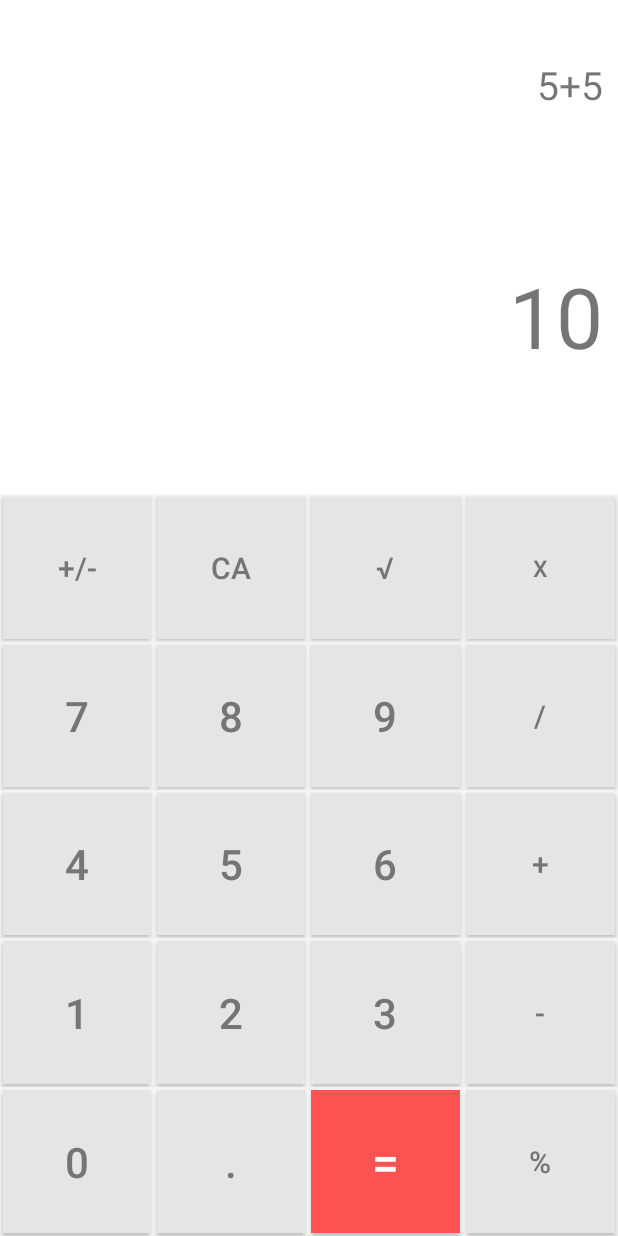
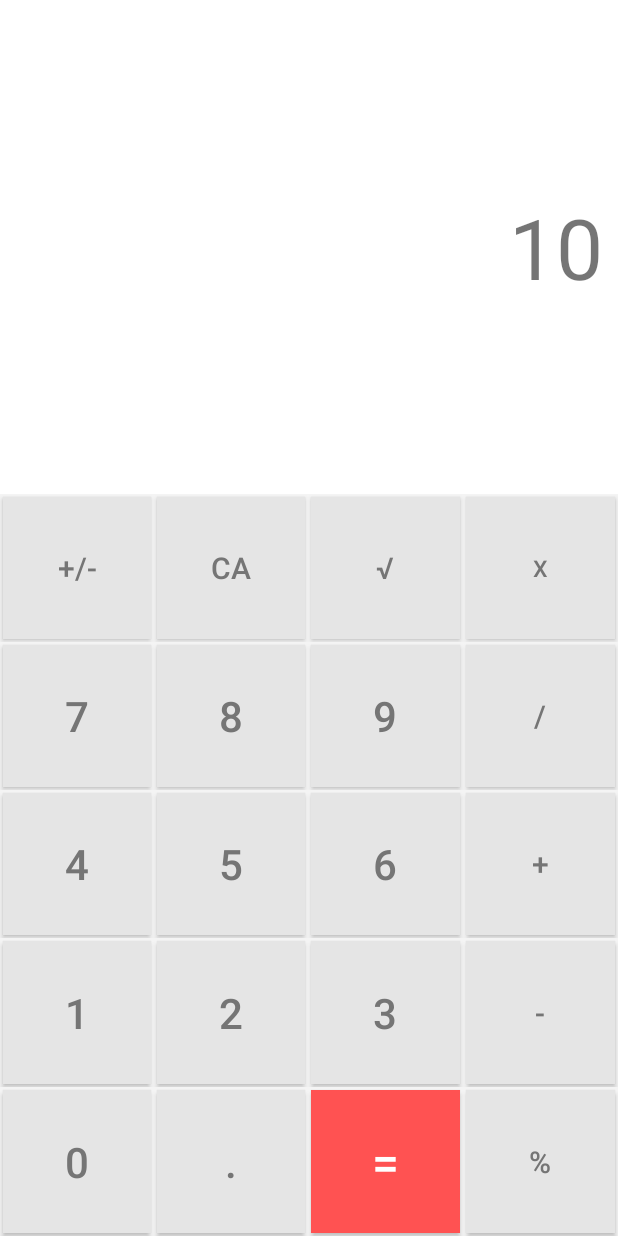
Before and after one commit to xurxodev/AndroidTestingCalculator, an Android app: the layout fragment_calculator.xml on its own in the app's theme, with its tools: preview values and no code run, on a phone screen of 412 x 824 dp. Run offline under Robolectric (Android 15) with nearby library versions, the phone set to English and light mode, and no system bars.

```diff
--- a/app/src/main/res/layout/fragment_calculator.xml
+++ b/app/src/main/res/layout/fragment_calculator.xml
@@ -12,19 +12,18 @@ android:orientation="vertical"
         android:background="#ffffff"
         android:orientation="vertical"
         android:padding="10dp">
-        <TextView
+<!--        <TextView
             android:id="@+id/operations_history_textView"
             android:layout_width="match_parent"
             android:layout_height="0dp"
             android:layout_weight="0.3"
             android:text="5+5"
             android:gravity="center_vertical|right"
-            android:textSize="26sp" />
+            android:textSize="26sp" />-->
         <TextView
-            android:id="@+id/result_TextView"
+            android:id="@+id/display_TextView"
             android:layout_width="match_parent"
-            android:layout_height="0dp"
-            android:layout_weight="0.7"
+            android:layout_height="match_parent"
             android:text="10"
             android:gravity="center_vertical|right"
             android:textSize="56sp" />
```
Also changed, not shown: app/src/main/java/com/xurxo/androidtestingcalculator/presentation/fragments/CalculatorFragment.java (+28 -17 lines).
